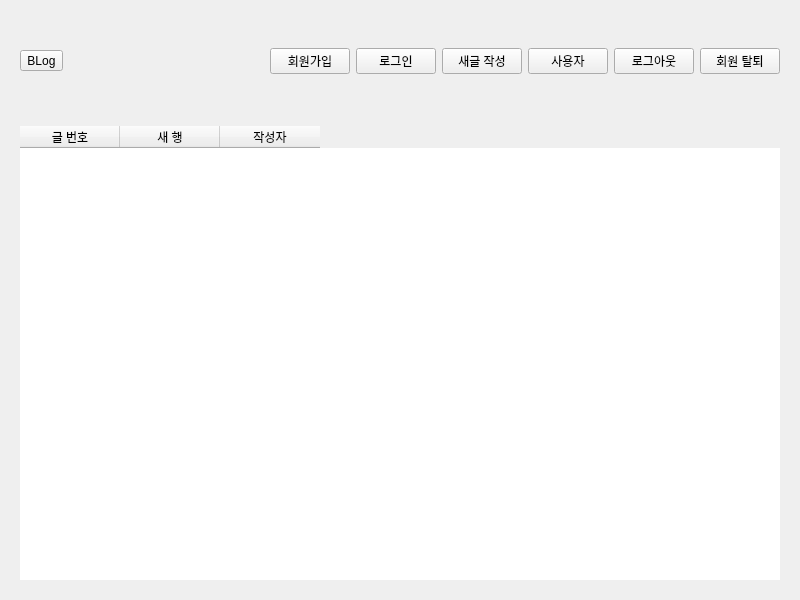
First picture: the form in ui/mainwidget.ui, repository sm136599/VEDA_Qt_blog_client, before the edit.
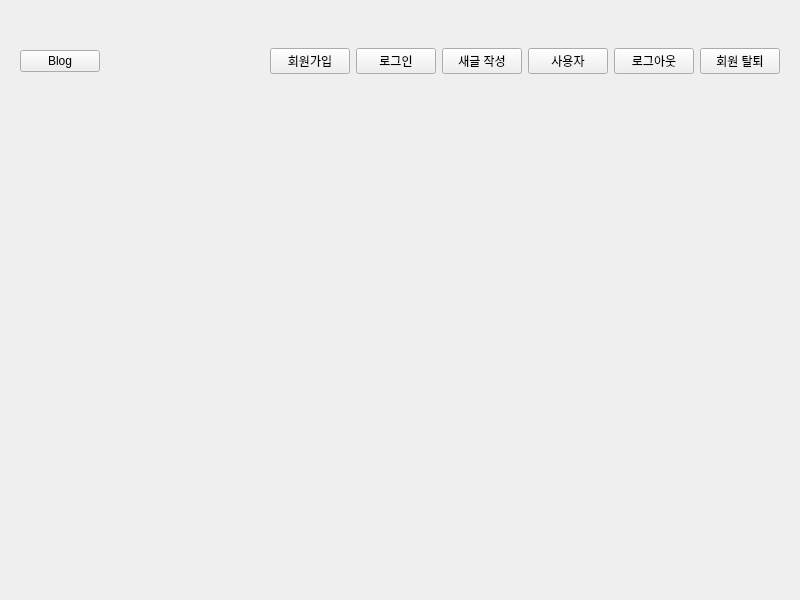
Second picture: the form after the edit. The open tabs and pages were chosen to show the change.

```diff
--- a/ui/mainwidget.ui
+++ b/ui/mainwidget.ui
@@ -49,9 +49,9 @@
      </property>
      <layout class="QHBoxLayout" name="horizontalLayout_2">
       <item>
-       <widget class="QToolButton" name="toolButton">
+       <widget class="QPushButton" name="homeButton">
         <property name="text">
-         <string>BLog</string>
+         <string>Blog</string>
         </property>
        </widget>
       </item>
@@ -131,38 +131,7 @@
      <property name="currentIndex">
       <number>0</number>
      </property>
-     <widget class="QWidget" name="allPostPage">
-      <property name="mouseTracking">
-       <bool>false</bool>
-      </property>
-      <property name="styleSheet">
-       <string notr="true"/>
-      </property>
-      <layout class="QVBoxLayout" name="verticalLayout_2">
-       <item>
-        <widget class="QTableWidget" name="tableWidget">
-         <property name="frameShape">
-          <enum>QFrame::NoFrame</enum>
-         </property>
-         <column>
-          <property name="text">
-           <string>글 번호</string>
-          </property>
-         </column>
-         <column>
-          <property name="text">
-           <string>새 행</string>
-          </property>
-         </column>
-         <column>
-          <property name="text">
-           <string>작성자</string>
-          </property>
-         </column>
-        </widget>
-       </item>
-      </layout>
-     </widget>
+     <widget class="QWidget" name="allPostPage"/>
      <widget class="QWidget" name="postPage"/>
      <widget class="QWidget" name="writePage"/>
     </widget>
```
Left out of the diff: 4 changed lines with no effect on the pictures.
